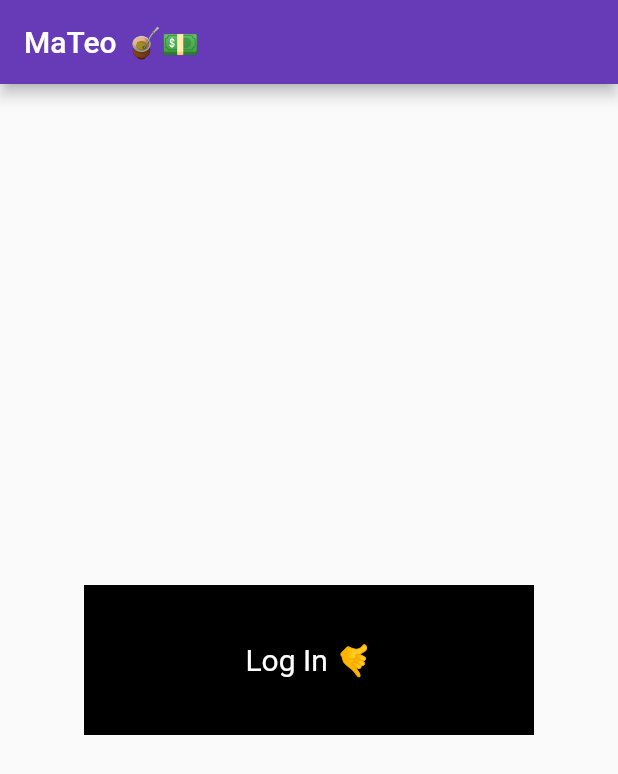
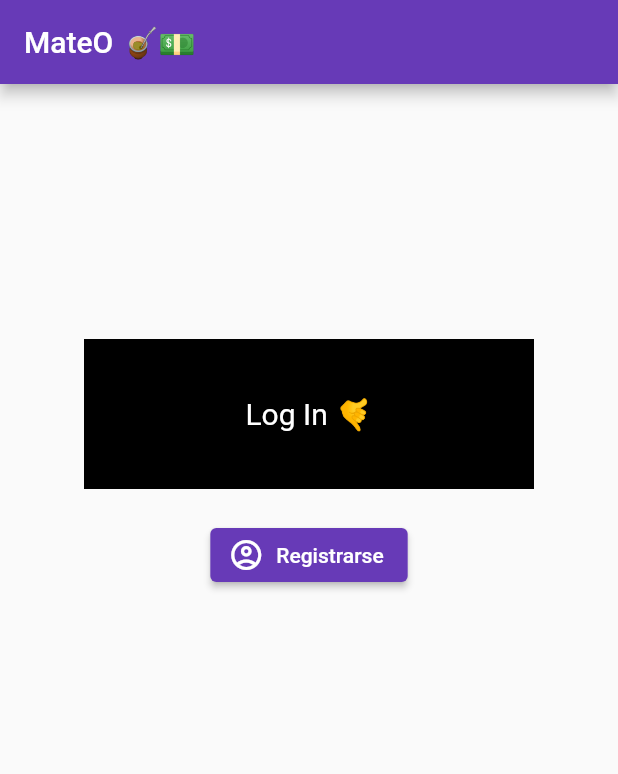
Before and after one commit to SebasAndres/MyWallet, a Flutter app: the screen it shows after launch, on a phone screen of 412 x 824 dp. Shown: the top 774 px of the screen. Run offline on Flutter 3.47's test engine with Material 2 defaults, Android fonts, the light colour scheme and no system bars; our stand-ins replace cloud_firestore, google_fonts, pie_chart, timeago; missing offline and left inert: slimy_card; accounts and stored records are empty.

Commit message:
update init page

```diff
--- a/MyWallet - FLUTTER APP/lib/main.dart
+++ b/MyWallet - FLUTTER APP/lib/main.dart
@@ -42,10 +42,13 @@ class _LogInPageState extends State<LogInPage> {
   bool loginActive = false;
   final nameInput_ctrl = TextEditingController();
   final pwdInput_ctrl = TextEditingController();
+
   Center PreviewLogin = Center(
     child: Row(
       mainAxisAlignment: MainAxisAlignment.center,
-      children: <Widget>[ Text('Log In 🤙', style: TextStyle(fontSize: 20, color: Colors.white)) ],
+      children: <Widget>[
+        Text('Log In 🤙', style: TextStyle(fontSize: 20, color: Colors.white)),
+      ],
     ),
   );
 
@@ -53,12 +56,15 @@ class _LogInPageState extends State<LogInPage> {
   Widget build(BuildContext context) {
     return Scaffold(
         appBar: AppBar(
-          title: Text("MaTeo 🧉💵"),
+          title: Text("MateO 🧉💵"),
         ),
         body: GestureDetector(
           onTap: () { setState(() { loginActive = !loginActive;}); },
           child: Center(
             child:
+            Column(
+                children: [
+                  SizedBox(height:170),
                   AnimatedContainer(
                       width: loginActive ? 350.0 : 300.0,
                       height: loginActive ? 360.0 : 100.0,
@@ -115,9 +121,11 @@ class _LogInPageState extends State<LogInPage> {
                                   var server_resp = await http.get(my_endpoints.log_in(user, pwd));
                                   var data = jsonDecode(server_resp.body);
                                   if (data["auth"]){
-                            Navigator.push(context, MaterialPageRoute(builder:
+                                    Navigator.push(context, MaterialPageRoute(
+                                        builder:
                                             (context) => HomePage(USER_KEY: data["user_key"], curr_user_psw: pwd)
-                            ));
+                                            )
+                                    );
                                   }
                                   else {
                                     errorLogIn(context);
@@ -132,6 +140,22 @@ class _LogInPageState extends State<LogInPage> {
                         ],
                       ) : PreviewLogin
                   ),
+                  SizedBox(height:20),
+                  ElevatedButton.icon(
+                    onPressed: () {
+                      /*
+                      Navigator.push(context, MaterialPageRoute(
+                          builder:
+                              (context) => RegisterPage()
+                          )
+                      );
+                      * */
+                    },
+                    icon: Icon(Icons.account_circle_outlined),
+                    label: Text('Registrarse'), // <-- Text
+                  ),
+                ]
+            )
           ),
         )
     );
--- a/MyWallet - FLUTTER APP/lib/models/User.dart
+++ b/MyWallet - FLUTTER APP/lib/models/User.dart
@@ -25,7 +25,7 @@ class User {
     for (String key in temp_cats.keys){
       categorias_map[key] = double.parse(temp_cats[key].toString());
     }
-    this.categorias = List.from(categorias_map.keys);
+    this.categorias = List.from(snapshot["categorias"]);
     this.cuentas = List.from(snapshot["cuentas"]);
     this.foto = snapshot["foto"];
   }
```
Also changed, not shown: MyWallet - FLUTTER APP/lib/home.dart (+10 -4 lines), 5 other files. Lines whose indentation alone changed are shown as unchanged.
